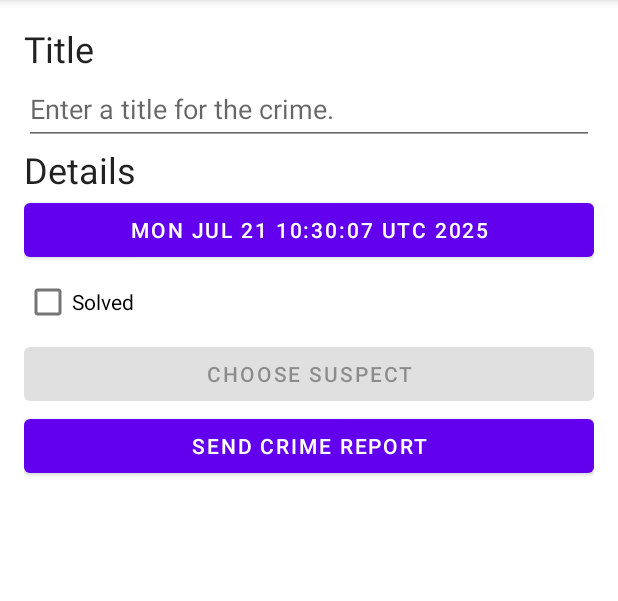
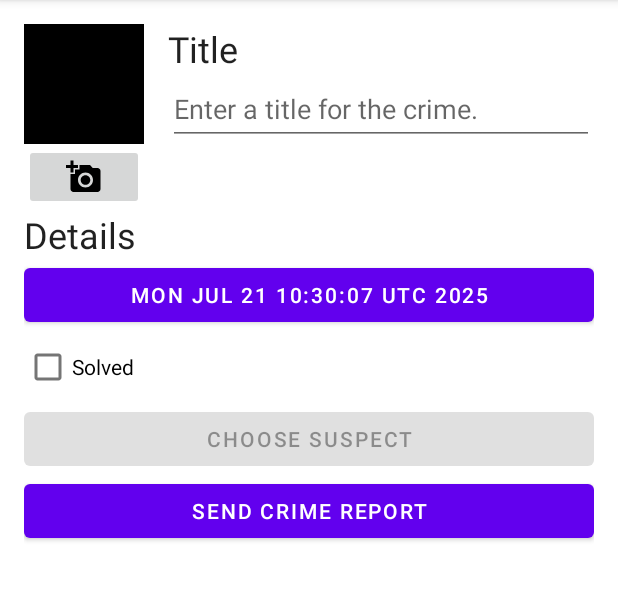
Before and after one commit to ingee/android-programming, an Android app: the screen it shows after launch (MainActivity), after a tap on "New Crime", on a phone screen of 412 x 824 dp, the part 84-685 px from its top. Run offline under Robolectric (Android 15) with nearby library versions, the phone set to English and light mode, and no system bars; our stand-ins replace Room's generated code.

Commit message:
Ch17/CriminalIntent: Add photo view and button to CrimeDetailFragment layout

```diff
--- /dev/null
+++ b/CriminalIntent/app/src/main/res/drawable/ic_camera.xml
@@ -0,0 +1,5 @@
+<vector xmlns:android="http://schemas.android.com/apk/res/android" android:height="24dp" android:tint="#000000" android:viewportHeight="24" android:viewportWidth="24" android:width="24dp">
+
+    <path android:fillColor="@android:color/white" android:pathData="M3,4V1h2v3h3v2H5v3H3V6H0V4H3zM6,10V7h3V4h7l1.83,2H21c1.1,0 2,0.9 2,2v12c0,1.1 -0.9,2 -2,2H5c-1.1,0 -2,-0.9 -2,-2V10H6zM13,19c2.76,0 5,-2.24 5,-5s-2.24,-5 -5,-5s-5,2.24 -5,5S10.24,19 13,19zM9.8,14c0,1.77 1.43,3.2 3.2,3.2s3.2,-1.43 3.2,-3.2s-1.43,-3.2 -3.2,-3.2S9.8,12.23 9.8,14z"/>
+
+</vector>
--- a/CriminalIntent/app/src/main/res/layout/fragment_crime_detail.xml
+++ b/CriminalIntent/app/src/main/res/layout/fragment_crime_detail.xml
@@ -5,6 +5,38 @@
     android:layout_width="match_parent"
     android:layout_height="match_parent"
     android:layout_margin="16dp">
+
+    <LinearLayout
+        android:layout_width="match_parent"
+        android:layout_height="wrap_content"
+        android:orientation="horizontal" >
+
+        <LinearLayout
+            android:layout_width="wrap_content"
+            android:layout_height="wrap_content"
+            android:orientation="vertical"
+            android:layout_marginEnd="16dp" >
+
+            <ImageView
+                android:id="@+id/crime_photo"
+                android:layout_width="80dp"
+                android:layout_height="80dp"
+                android:scaleType="centerInside"
+                android:cropToPadding="true"
+                android:background="@color/black" />
+
+            <ImageButton
+                android:id="@+id/crime_camera"
+                android:layout_width="match_parent"
+                android:layout_height="wrap_content"
+                android:src="@drawable/ic_camera" />
+        </LinearLayout>
+
+        <LinearLayout
+            android:orientation="vertical"
+            android:layout_width="0dp"
+            android:layout_height="wrap_content"
+            android:layout_weight="1" >
 
             <TextView
                 android:layout_width="match_parent"
@@ -20,6 +52,9 @@
                 android:hint="@string/crime_title_hint"
                 android:importantForAutofill="no"
                 android:inputType="text" />
+
+        </LinearLayout>
+    </LinearLayout>
 
     <TextView
         android:layout_width="match_parent"
```
Lines whose indentation alone changed are shown as unchanged.
